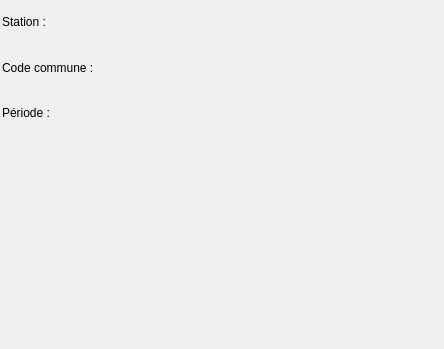
Before: the Qt Designer form ProjetsCPP/GeoStation_Projet/vigicruesmosaicwidget.ui in CALF75/FormationAJC, drawn with Qt 5.
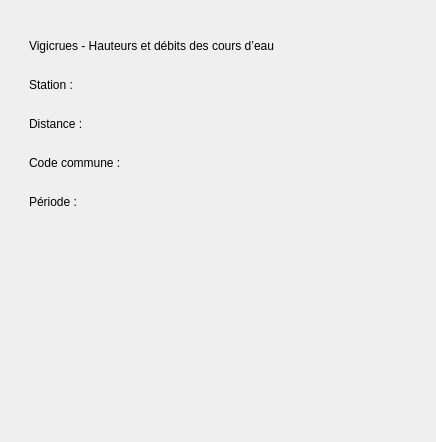
After: the same form once the commit is applied. Custom widgets are drawn as their Qt base class.

```diff
--- a/ProjetsCPP/GeoStation_Projet/vigicruesmosaicwidget.ui
+++ b/ProjetsCPP/GeoStation_Projet/vigicruesmosaicwidget.ui
@@ -6,40 +6,54 @@
    <rect>
     <x>0</x>
     <y>0</y>
-    <width>444</width>
-    <height>349</height>
+    <width>436</width>
+    <height>442</height>
    </rect>
   </property>
+  <property name="minimumSize">
+   <size>
+    <width>200</width>
+    <height>200</height>
+   </size>
+  </property>
   <property name="windowTitle">
    <string>Form</string>
   </property>
-  <widget class="LineChartWidget" name="widget" native="true">
-   <property name="geometry">
-    <rect>
-     <x>1</x>
-     <y>129</y>
-     <width>439</width>
-     <height>211</height>
-    </rect>
-   </property>
-  </widget>
-  <widget class="QWidget" name="">
-   <property name="geometry">
-    <rect>
-     <x>2</x>
-     <y>2</y>
-     <width>191</width>
-     <height>131</height>
-    </rect>
-   </property>
+  <layout class="QGridLayout" name="gridLayout_2">
+   <item row="0" column="0">
+    <widget class="WidgetStyleSheet" name="widget_2" native="true">
+     <layout class="QGridLayout" name="gridLayout_3">
+      <item row="0" column="0">
+       <widget class="QWidget" name="widget" native="true">
+        <layout class="QGridLayout" name="gridLayout">
+         <item row="0" column="0">
+          <layout class="QVBoxLayout" name="verticalLayout_2">
+           <item>
    <layout class="QVBoxLayout" name="verticalLayout">
+             <item>
+              <widget class="QLabel" name="label_4">
+               <property name="text">
+                <string>Vigicrues - Hauteurs et débits des cours d’eau</string>
+               </property>
+              </widget>
+             </item>
     <item>
      <widget class="QLabel" name="label">
+               <property name="enabled">
+                <bool>true</bool>
+               </property>
       <property name="text">
        <string>Station :</string>
       </property>
      </widget>
     </item>
+             <item>
+              <widget class="QLabel" name="label_5">
+               <property name="text">
+                <string>Distance :</string>
+               </property>
+              </widget>
+             </item>
     <item>
      <widget class="QLabel" name="label_2">
       <property name="text">
@@ -55,7 +69,19 @@
      </widget>
     </item>
    </layout>
-  </widget>
+           </item>
+           <item>
+            <widget class="LineChartWidget" name="graphique" native="true"/>
+           </item>
+          </layout>
+         </item>
+        </layout>
+       </widget>
+      </item>
+     </layout>
+    </widget>
+   </item>
+  </layout>
  </widget>
  <customwidgets>
   <customwidget>
@@ -64,6 +90,12 @@
    <header>linechartwidget.h</header>
    <container>1</container>
   </customwidget>
+  <customwidget>
+   <class>WidgetStyleSheet</class>
+   <extends>QWidget</extends>
+   <header>widgetstylesheet.h</header>
+   <container>1</container>
+  </customwidget>
  </customwidgets>
  <resources/>
  <connections/>
```
Lines whose indentation alone changed are shown as unchanged.
